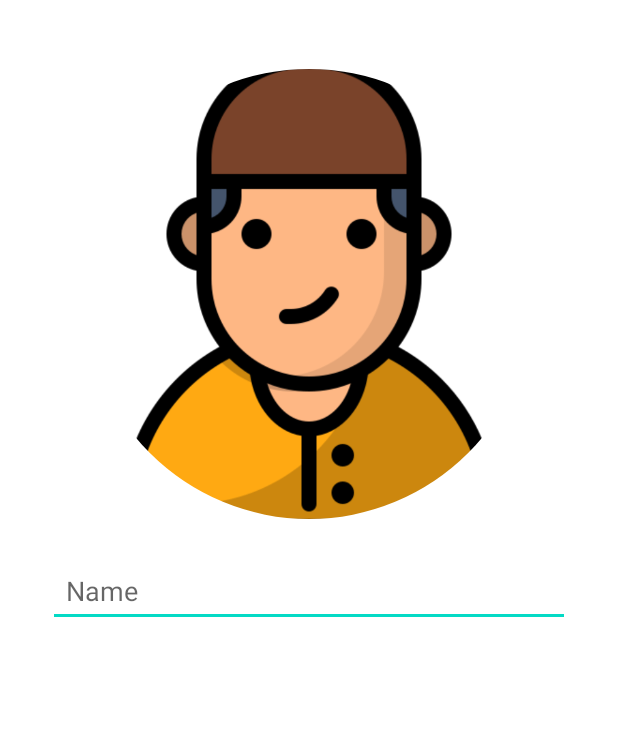
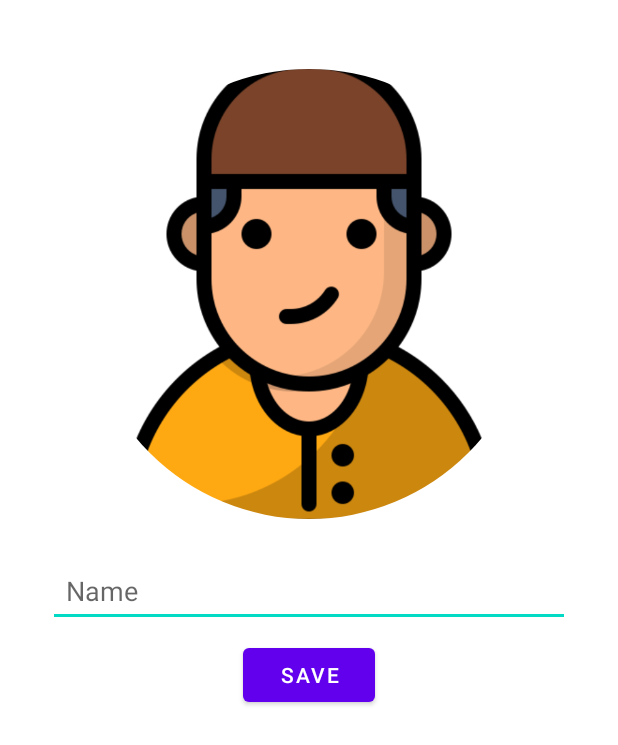
Before and after one commit to SalkynbekUuluAlmazbek/TaskManager, an Android app: the layout fragment_profile.xml on its own in the app's theme, with its tools: preview values and no code run, on a phone screen of 412 x 824 dp. Shown: the top 745 px of the screen. Run offline under Robolectric (Android 15) with nearby library versions, the phone set to English and light mode, and no system bars.

Commit message:
Initial commit

```diff
--- a/app/src/main/res/layout/fragment_profile.xml
+++ b/app/src/main/res/layout/fragment_profile.xml
@@ -31,6 +31,18 @@
         app:layout_constraintTop_toBottomOf="@id/imageProfile"
         tools:layout_editor_absoluteX="32dp" />
 
+    <Button
+        android:id="@+id/buttonSaveProfile"
+        android:layout_width="wrap_content"
+        android:text="Save"
+        android:layout_marginTop="8dp"
+        app:layout_constraintStart_toStartOf="parent"
+        app:layout_constraintEnd_toEndOf="parent"
+        app:layout_constraintTop_toBottomOf="@+id/editTextName"
+        android:layout_gravity="center"
+        android:layout_height="wrap_content"/>
+
+
 
 
 
```
Also changed, not shown: app/src/main/java/com/geeks/taskmanager/MainActivity.kt (+9 -1 lines), app/src/main/java/com/geeks/taskmanager/data/local/Pref.kt (added, +44 -0 lines), app/src/main/java/com/geeks/taskmanager/ui/onboarding/OnBoardingFragment.kt (+10 -3 lines), app/src/main/java/com/geeks/taskmanager/ui/profile/ProfileFragment.kt (+41 -1 lines).
